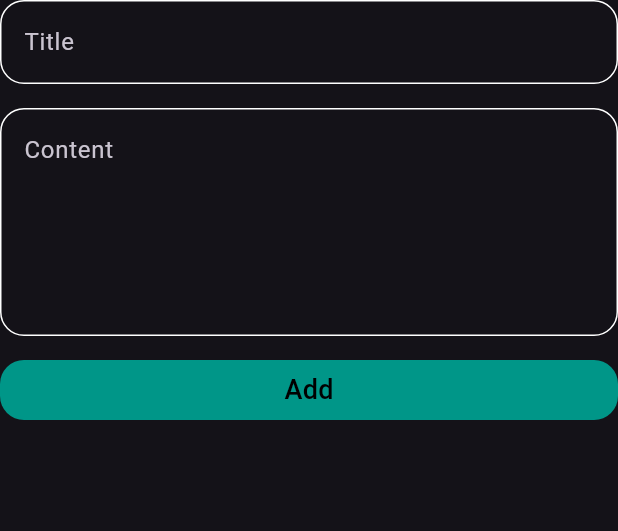
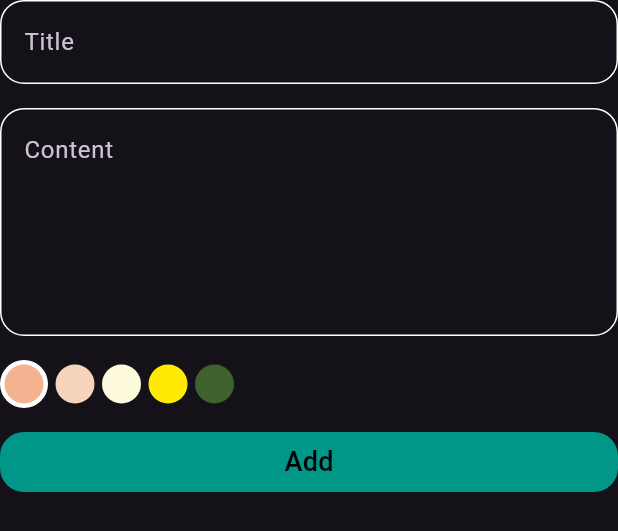
Before and after one commit to karimkhater0/Notes-App, a Flutter app: the AddNoteForm widget shown alone on an empty page, opened directly, on a phone screen of 412 x 824 dp. Shown: the top 531 px of the screen. Run offline on Flutter 3.47's test engine with Material 3 defaults, Android fonts, the phone set to English and light mode, and no system bars; our stand-ins replace bloc, flutter_bloc, hive, hive_flutter; accounts and stored records are empty.

Commit message:
feat: Added note Color picker feature.

```diff
--- a/lib/cubits/add_note_cubit/add_note_cubit.dart
+++ b/lib/cubits/add_note_cubit/add_note_cubit.dart
@@ -1,4 +1,6 @@
+
 import 'package:bloc/bloc.dart';
+import 'package:flutter/material.dart';
 import 'package:hive_flutter/hive_flutter.dart';
 import 'package:meta/meta.dart';
 import 'package:notes_app_project/constants.dart';
@@ -9,10 +11,11 @@ part 'add_note_state.dart';
 class AddNoteCubit extends Cubit<AddNoteState> {
   AddNoteCubit() : super(AddNoteInitial());
 
+  Color selectedColor = Colors.amber;
 
   void addNote(NoteModel note) async{
     emit(AddNoteLoading());
-    await Future.delayed(const Duration(seconds: 2));
+    note.color = selectedColor.toARGB32();
     try{
       var notesBox = Hive.box<NoteModel>(kNotesBox);
       await notesBox.add(note);
--- a/lib/models/note_model.dart
+++ b/lib/models/note_model.dart
@@ -13,7 +13,7 @@ class NoteModel extends HiveObject{
   @HiveField(2)
   final String date;
   @HiveField(3)
-  final int color;
+  int color;
 
   NoteModel({required this.title, required this.content, required this.date, required this.color});
 
--- a/lib/views/widgets/add_note_form.dart
+++ b/lib/views/widgets/add_note_form.dart
@@ -3,6 +3,7 @@ import 'package:flutter_bloc/flutter_bloc.dart';
 import 'package:intl/intl.dart';
 import 'package:notes_app_project/cubits/add_note_cubit/add_note_cubit.dart';
 import 'package:notes_app_project/models/note_model.dart';
+import 'package:notes_app_project/views/widgets/colors_list_view.dart';
 
 import 'custom_button.dart';
 import 'custom_text_field.dart';
@@ -34,7 +35,7 @@ class _AddNoteFormState extends State<AddNoteForm> {
           CustomTextField(hint: "Title", onSaved: (value) => title = value,),
           CustomTextField(hint: "Content", maxLines: 5, onSaved: (value) => content = value),
 
-
+          ColorsListView(),
           BlocBuilder<AddNoteCubit, AddNoteState>(
             builder: (context, state) {
               return CustomButton(
--- /dev/null
+++ b/lib/views/widgets/colors_list_view.dart
@@ -0,0 +1,68 @@
+import 'package:flutter/material.dart';
+import 'package:flutter_bloc/flutter_bloc.dart';
+import 'package:notes_app_project/cubits/add_note_cubit/add_note_cubit.dart';
+
+class ColorsListView extends StatefulWidget {
+  const ColorsListView({super.key});
+
+  @override
+  State<ColorsListView> createState() => _ColorsListViewState();
+}
+
+class _ColorsListViewState extends State<ColorsListView> {
+
+  List<Color> colors = const [
+    Color(0xFFf3b391),
+    Color(0xFFf6d4ba),
+    Color(0xFFfefadc),
+    Color(0xFFfeea00),
+    Color(0xFF3f612d),
+  ];
+  int currentIndex = 0;
+  @override
+  Widget build(BuildContext context) {
+    return SizedBox(
+      height: 16*2,
+      child: ListView.separated(
+        itemCount: colors.length,
+        scrollDirection: Axis.horizontal,
+        separatorBuilder: (_,_) => const SizedBox(width: 5,),
+        itemBuilder: (context, index) => GestureDetector(
+          onTap: (){
+            setState(() {
+              currentIndex = index;
+            });
+            context.read<AddNoteCubit>().selectedColor = colors[index];
+          },
+          child: ColorItem(
+            color: colors[index],
+            isActive: currentIndex == index,
+          ),
+        ),
+      ),
+    );
+  }
+}
+
+
+class ColorItem extends StatelessWidget {
+  const ColorItem({super.key, required this.color, required this.isActive});
+
+  final Color color;
+  final bool isActive;
+  @override
+  Widget build(BuildContext context) {
+
+    return Stack(
+      alignment: Alignment.center,
+      children: [
+        Visibility(
+          visible: isActive,
+          child: CircleAvatar(radius: 16, backgroundColor: Colors.white,),
+        ),
+
+        CircleAvatar(radius: 13, backgroundColor: color,),
+      ],
+    );
+  }
+}
```
